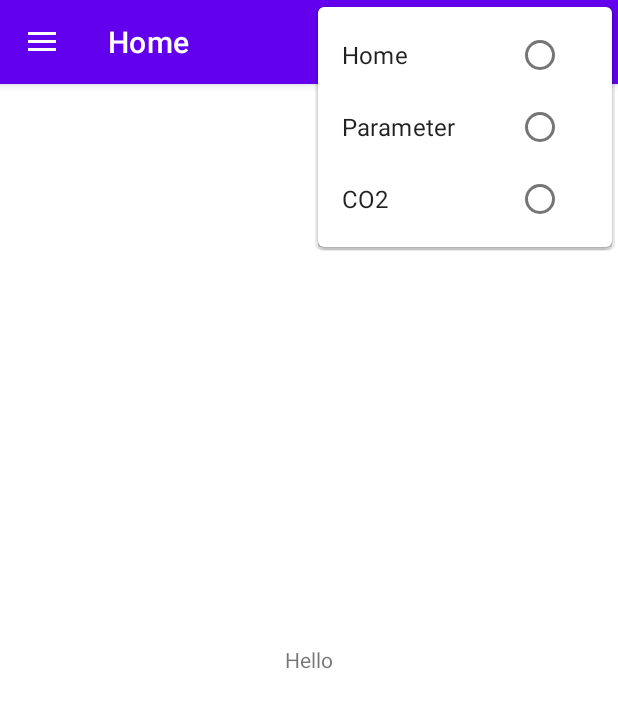
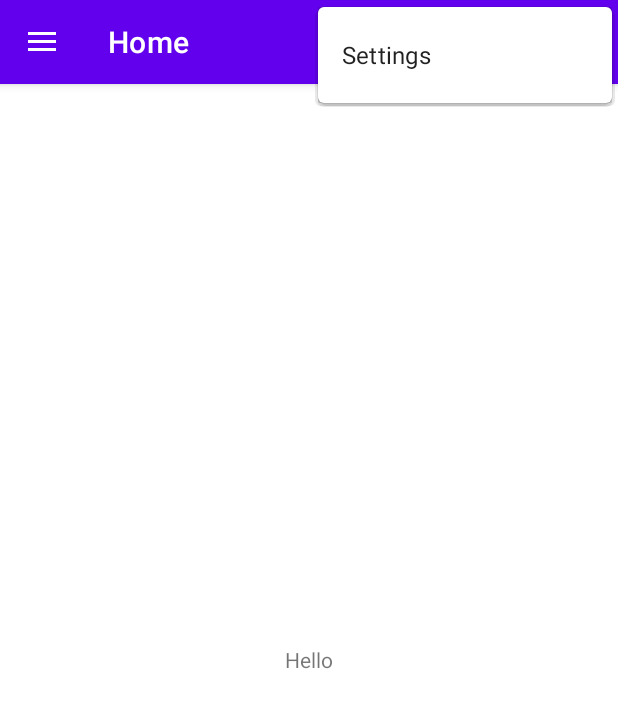
Before and after one commit to Group-3-SEP4/app, an Android app: the screen it shows after launch (MainActivity), with the options menu open, on a phone screen of 412 x 824 dp. Shown: the top 708 px of the screen. Run offline under Robolectric (Android 15) with nearby library versions, the phone set to English and light mode, and no system bars; our stand-ins replace navigation-ui.

Commit message:
Connect to datawarehouse API, Create settings place holder

```diff
--- a/ITSEP4A20App/app/src/main/java/com/example/it_sep4_a20_app/MainActivity.java
+++ b/ITSEP4A20App/app/src/main/java/com/example/it_sep4_a20_app/MainActivity.java
@@ -30,10 +30,13 @@ public class MainActivity extends AppCompatActivity
         Toolbar toolbar = findViewById(R.id.toolbar);
         setSupportActionBar(toolbar);
 
+
         DrawerLayout drawer = findViewById(R.id.drawer_layout);
         NavigationView navigationView = findViewById(R.id.nav_view);
-        mAppBarConfiguration = new AppBarConfiguration.Builder(
-                R.id.nav_home, R.id.nav_co2, R.id.nav_parameter)
+        mAppBarConfiguration = new AppBarConfiguration.Builder
+                ( R.id.nav_home
+                , R.id.nav_co2
+                , R.id.nav_parameter)
                 .setDrawerLayout(drawer)
                 .build();
         NavController navController = Navigation.findNavController(this, R.id.nav_host_fragment);
@@ -44,7 +47,7 @@ public class MainActivity extends AppCompatActivity
     @Override
     public boolean onCreateOptionsMenu(Menu menu) {
         // Inflate the menu; this adds items to the action bar if it is present.
-        getMenuInflater().inflate(R.menu.layout_drawer_activity, menu);
+        getMenuInflater().inflate(R.menu.appbar_menu, menu);
         return true;
     }
 
--- a/ITSEP4A20App/app/src/main/java/com/example/it_sep4_a20_app/Repository.java
+++ b/ITSEP4A20App/app/src/main/java/com/example/it_sep4_a20_app/Repository.java
@@ -14,7 +14,7 @@ public class Repository
 
     public Repository()
     {
-        apiClient = APIFactory.getAPIClientDummy();
+        apiClient = APIFactory.getAPIClient();
     }
 
     public MutableLiveData<Double> getCO2()
--- a/ITSEP4A20App/app/src/main/java/com/example/it_sep4_a20_app/networking/SleepTrackerAPI.java
+++ b/ITSEP4A20App/app/src/main/java/com/example/it_sep4_a20_app/networking/SleepTrackerAPI.java
@@ -5,6 +5,6 @@ import retrofit2.http.GET;
 
 public interface SleepTrackerAPI
 {
-    @GET("") //TODO Change endpoint
+    @GET("/CO2/value")
     Call<Double> getCO2();
 }
--- a/ITSEP4A20App/app/src/main/java/com/example/it_sep4_a20_app/ui/co2/Co2ViewModel.java
+++ b/ITSEP4A20App/app/src/main/java/com/example/it_sep4_a20_app/ui/co2/Co2ViewModel.java
@@ -1,3 +1,4 @@
+
 package com.example.it_sep4_a20_app.ui.co2;
 
 import androidx.lifecycle.LiveData;
--- a/ITSEP4A20App/app/src/main/java/com/example/it_sep4_a20_app/util/ServiceGenerator.java
+++ b/ITSEP4A20App/app/src/main/java/com/example/it_sep4_a20_app/util/ServiceGenerator.java
@@ -16,7 +16,7 @@ public class ServiceGenerator
         if(api == null)
         {
             Retrofit.Builder retrofitBuilder = new Retrofit.Builder()
-                    .baseUrl("") //TODO Change to API address
+                    .baseUrl("https://rokasapi.azurewebsites.net/")
                     .addConverterFactory(GsonConverterFactory.create());
             Retrofit retrofit = retrofitBuilder.build();
             api = retrofit.create(SleepTrackerAPI.class);
--- a/ITSEP4A20App/app/src/main/res/layout/app_bar_main.xml
+++ b/ITSEP4A20App/app/src/main/res/layout/app_bar_main.xml
@@ -1,5 +1,6 @@
 <?xml version="1.0" encoding="utf-8"?>
-<androidx.coordinatorlayout.widget.CoordinatorLayout xmlns:android="http://schemas.android.com/apk/res/android"
+<androidx.coordinatorlayout.widget.CoordinatorLayout
+    xmlns:android="http://schemas.android.com/apk/res/android"
     xmlns:app="http://schemas.android.com/apk/res-auto"
     xmlns:tools="http://schemas.android.com/tools"
     android:layout_width="match_parent"
--- /dev/null
+++ b/ITSEP4A20App/app/src/main/res/menu/appbar_menu.xml
@@ -0,0 +1,9 @@
+<?xml version="1.0" encoding="utf-8"?>
+<menu xmlns:android="http://schemas.android.com/apk/res/android"
+    xmlns:app="http://schemas.android.com/apk/res-auto">
+    <item
+        android:id="@+id/action_settings"
+        android:orderInCategory="100"
+        android:title="@string/action_settings"
+        app:showAsAction="never" />
+</menu>
--- a/ITSEP4A20App/app/src/main/res/values/strings.xml
+++ b/ITSEP4A20App/app/src/main/res/values/strings.xml
@@ -5,4 +5,5 @@
     <string name="menu_co2">Co2</string>
     <string name="navigationView">Navigation</string>
     <string name="nav_header_subtitle">Here goes subtitle /TODO change</string>
+    <string name="action_settings">Settings</string>
 </resources>
```
